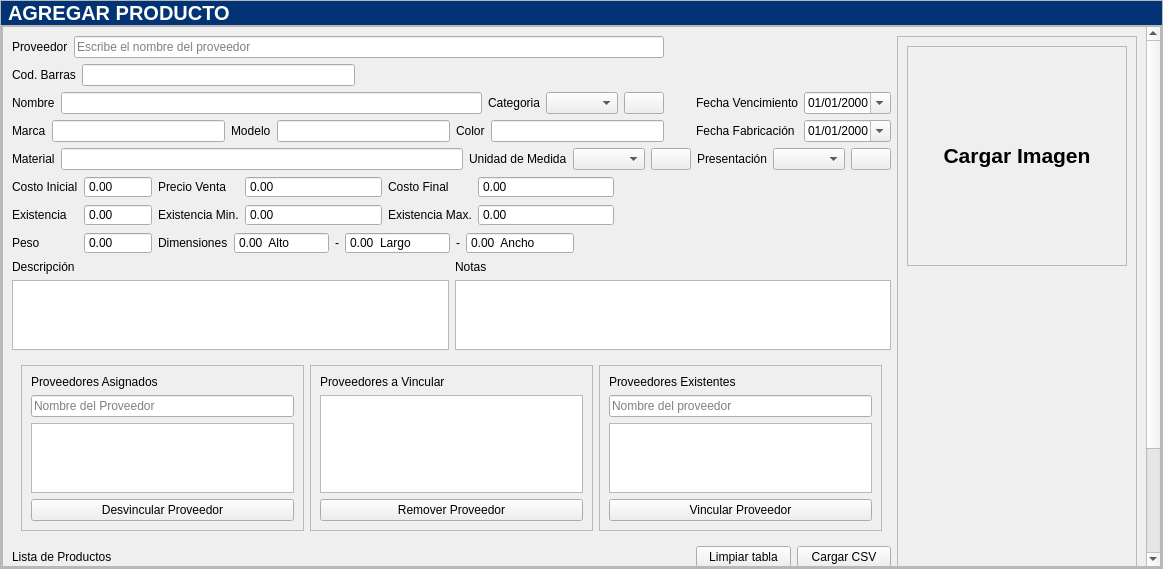
This is app/View/UserInterfaceUi/UI_AGREGARPRODUCTO.ui in LAngelVp/software-punto-de-venta as Qt 5 draws it before an edit. The edited form follows.
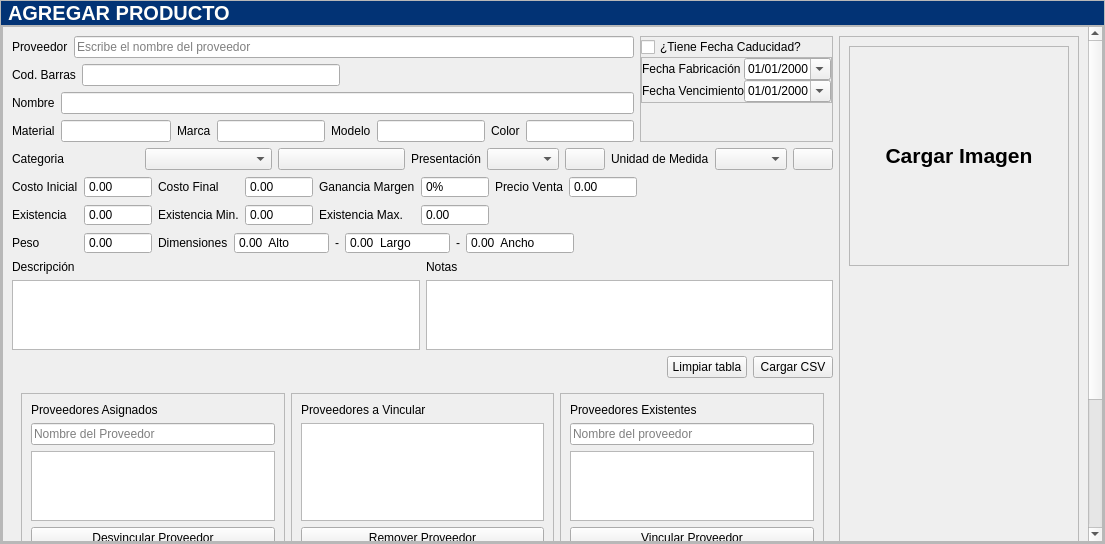
This is the edited form. Icons and pictures are not drawn.

Diff of the .ui file:
```diff
--- a/app/View/UserInterfaceUi/UI_AGREGARPRODUCTO.ui
+++ b/app/View/UserInterfaceUi/UI_AGREGARPRODUCTO.ui
@@ -2,16 +2,22 @@
 <ui version="4.0">
  <class>contenedor_agregar_productos</class>
  <widget class="QWidget" name="contenedor_agregar_productos">
+  <property name="windowModality">
+   <enum>Qt::WindowModal</enum>
+  </property>
   <property name="geometry">
    <rect>
     <x>0</x>
     <y>0</y>
-    <width>1163</width>
-    <height>569</height>
+    <width>1105</width>
+    <height>544</height>
    </rect>
   </property>
   <property name="windowTitle">
-   <string>Form</string>
+   <string>Agregar Producto</string>
+  </property>
+  <property name="autoFillBackground">
+   <bool>false</bool>
   </property>
   <property name="styleSheet">
    <string notr="true">[objectName*=&quot;contenedor&quot;]{
@@ -86,8 +92,11 @@
 [objectName*=&quot;btn_btn_eliminar&quot;]:pressed{
 background:#B13636;
 }
-
-
+[objectName*=&quot;opcion_&quot;]{
+font-size: 14px;
+font-weight:bold;
+font-family: &quot;Arial&quot;;
+}
 [objectName*=&quot;cajaOpciones&quot;]{
 border: none;
 border-bottom: 1px solid #787878;
@@ -127,7 +136,19 @@
 [objectName*=&quot;decimal&quot;]:focus{
 border-bottom: 2px solid #023375;
 }
-
+[objectName*=&quot;entero&quot;]{
+min-width:100px;
+background: #F5F5F5;
+borde:none;
+border-radius: 2px;
+border-bottom: 1px solid #787878;
+padding: 0px 2px;
+font-size: 14px;
+font-family: &quot;Arial&quot;;
+}
+[objectName*=&quot;entero&quot;]:focus{
+border-bottom: 2px solid #023375;
+}
 
 [objectName*=&quot;fecha_&quot;]{
 border: none;
@@ -162,6 +183,7 @@
 [objectName*=&quot;tabla_&quot;] {
     font-family: Arial;
     font-size: 14px;
+	min-height:300px;
 }
 
 /* Encabezados de la tabla */
@@ -188,6 +210,9 @@
 </string>
   </property>
   <layout class="QGridLayout" name="gridLayout">
+   <property name="sizeConstraint">
+    <enum>QLayout::SetDefaultConstraint</enum>
+   </property>
    <property name="leftMargin">
     <number>0</number>
    </property>
@@ -266,13 +291,13 @@
            <widget class="QWidget" name="contenedor_scroll_formulario">
             <property name="geometry">
              <rect>
-              <x>0</x>
+              <x>-222</x>
               <y>0</y>
-              <width>1143</width>
-              <height>703</height>
+              <width>1304</width>
+              <height>957</height>
              </rect>
             </property>
-            <layout class="QGridLayout" name="gridLayout_11">
+            <layout class="QGridLayout" name="gridLayout_13">
              <item row="0" column="0">
               <layout class="QHBoxLayout" name="horizontalLayout_8">
                <item>
@@ -297,7 +322,131 @@
                </item>
               </layout>
              </item>
-             <item row="0" column="3" rowspan="10">
+             <item row="0" column="1" rowspan="4" colspan="2">
+              <widget class="QFrame" name="contenedor_FechasCaducidades">
+               <property name="frameShape">
+                <enum>QFrame::StyledPanel</enum>
+               </property>
+               <property name="frameShadow">
+                <enum>QFrame::Raised</enum>
+               </property>
+               <layout class="QGridLayout" name="gridLayout_4">
+                <property name="leftMargin">
+                 <number>0</number>
+                </property>
+                <property name="topMargin">
+                 <number>0</number>
+                </property>
+                <property name="rightMargin">
+                 <number>0</number>
+                </property>
+                <property name="bottomMargin">
+                 <number>0</number>
+                </property>
+                <property name="spacing">
+                 <number>0</number>
+                </property>
+                <item row="1" column="0">
+                 <widget class="QFrame" name="contenedor_contenedorFechaCaducidad">
+                  <property name="frameShape">
+                   <enum>QFrame::StyledPanel</enum>
+                  </property>
+                  <property name="frameShadow">
+                   <enum>QFrame::Raised</enum>
+                  </property>
+                  <layout class="QGridLayout" name="gridLayout_12">
+                   <property name="leftMargin">
+                    <number>0</number>
+                   </property>
+                   <property name="topMargin">
+                    <number>0</number>
+                   </property>
+                   <property name="rightMargin">
+                    <number>0</number>
+                   </property>
+                   <property name="bottomMargin">
+                    <number>0</number>
+                   </property>
+                   <property name="spacing">
+                    <number>0</number>
+                   </property>
+                   <item row="2" column="0">
+                    <layout class="QGridLayout" name="contenedor_fechas">
+                     <item row="2" column="0">
+                      <widget class="QLabel" name="etiqueta_fechaVencimiento">
+                       <property name="text">
+                        <string>Fecha Vencimiento</string>
+                       </property>
+                      </widget>
+                     </item>
+                     <item row="2" column="1">
+                      <widget class="QDateEdit" name="fecha_vencimientoProducto">
+                       <property name="wrapping">
+                        <bool>false</bool>
+                       </property>
+                       <property name="frame">
+                        <bool>true</bool>
+                       </property>
+                       <property name="buttonSymbols">
+                        <enum>QAbstractSpinBox::UpDownArrows</enum>
+                       </property>
+                       <property name="correctionMode">
+                        <enum>QAbstractSpinBox::CorrectToPreviousValue</enum>
+                       </property>
+                       <property name="displayFormat">
+                        <string>dd/MM/yyyy</string>
+                       </property>
+                       <property name="calendarPopup">
+                        <bool>true</bool>
+                       </property>
+                      </widget>
+                     </item>
+                     <item row="0" column="0">
+                      <widget class="QLabel" name="etiqueta_fechaFabricacion">
+                       <property name="text">
+                        <string>Fecha Fabricación</string>
+                       </property>
+                      </widget>
+                     </item>
+                     <item row="0" column="1">
+                      <widget class="QDateEdit" name="fecha_fabricacionProducto">
+                       <property name="displayFormat">
+                        <string>dd/MM/yyyy</string>
+                       </property>
+                       <property name="calendarPopup">
+                        <bool>true</bool>
+                       </property>
+                      </widget>
+                     </item>
+                    </layout>
+                   </item>
+                  </layout>
+                 </widget>
+                </item>
+                <item row="0" column="0">
+                 <widget class="QCheckBox" name="opcion_TieneCaducidad">
+                  <property name="text">
+                   <string>¿Tiene Fecha Caducidad?</string>
+                  </property>
+                 </widget>
+                </item>
+                <item row="2" column="0">
+                 <spacer name="verticalSpacer_3">
+                  <property name="orientation">
+                   <enum>Qt::Vertical</enum>
+                  </property>
+                  <property name="sizeHint" stdset="0">
+                   <size>
+                    <width>20</width>
+                    <height>40</height>
+                   </size>
+                  </property>
+                 </spacer>
+                </item>
+               </layout>
+              </widget>
+             </item>
+             <item row="0" column="3" rowspan="11">
               <widget class="QFrame" name="contenedor_formulario_derecha">
                <property name="frameShape">
                 <enum>QFrame::StyledPanel</enum>
@@ -402,121 +551,9 @@
                <item>
                 <widget class="QLineEdit" name="txt_nombreProducto"/>
                </item>
-               <item>
-                <layout class="QHBoxLayout" name="horizontalLayout_7">
-                 <item>
-                  <widget class="QLabel" name="etiqueta_categoriaProducto">
-                   <property name="text">
-                    <string>Categoria</string>
-                   </property>
-                  </widget>
-                 </item>
-                 <item>
-                  <widget class="QComboBox" name="cajaOpciones_categoriaProducto"/>
-                 </item>
-                 <item>
-                  <widget class="QPushButton" name="btn_btn_agregar_categoria">
-                   <property name="cursor">
-                    <cursorShape>PointingHandCursor</cursorShape>
-                   </property>
-                   <property name="text">
-                    <string/>
-                   </property>
-                   <property name="icon">
-                    <iconset resource="../../Source/iconosSVG.qrc">
-                     <normaloff>:/iconosBlancos/Icons/iconos/Blanco/agregar_blanco.svg</normaloff>:/iconosBlancos/Icons/iconos/Blanco/agregar_blanco.svg</iconset>
-                   </property>
-                  </widget>
-                 </item>
-                </layout>
-               </item>
-              </layout>
-             </item>
-             <item row="2" column="2" rowspan="2">
-              <layout class="QGridLayout" name="gridLayout_4">
-               <item row="0" column="0">
-                <widget class="QLabel" name="etiqueta_fechaVencimiento">
-                 <property name="text">
-                  <string>Fecha Vencimiento</string>
-                 </property>
-                </widget>
-               </item>
-               <item row="0" column="1">
-                <widget class="QDateEdit" name="fecha_vencimientoProducto">
-                 <property name="wrapping">
-                  <bool>false</bool>
-                 </property>
-                 <property name="frame">
-                  <bool>true</bool>
-                 </property>
-                 <property name="buttonSymbols">
-                  <enum>QAbstractSpinBox::UpDownArrows</enum>
-                 </property>
-                 <property name="correctionMode">
-                  <enum>QAbstractSpinBox::CorrectToPreviousValue</enum>
-                 </property>
-                 <property name="displayFormat">
-                  <string>dd/MM/yyyy</string>
-                 </property>
-                 <property name="calendarPopup">
-                  <bool>true</bool>
-                 </property>
-                </widget>
-               </item>
-               <item row="1" column="0">
-                <widget class="QLabel" name="etiqueta_fechaFabricacion">
-                 <property name="text">
-                  <string>Fecha Fabricación</string>
-                 </property>
-                </widget>
-               </item>
-               <item row="1" column="1">
-                <widget class="QDateEdit" name="fecha_fabricacionProducto">
-                 <property name="displayFormat">
-                  <string>dd/MM/yyyy</string>
-                 </property>
-                 <property name="calendarPopup">
-                  <bool>true</bool>
-                 </property>
-                </widget>
-               </item>
               </layout>
              </item>
              <item row="3" column="0">
-              <layout class="QHBoxLayout" name="horizontalLayout_3">
-               <item>
-                <widget class="QLabel" name="etiqueta_marca">
-                 <property name="text">
-                  <string>Marca</string>
-                 </property>
-                </widget>
-               </item>
-               <item>
-                <widget class="QLineEdit" name="txt_marcaProducto"/>
-               </item>
-               <item>
-                <widget class="QLabel" name="etiqueta_modelo">
-                 <property name="text">
-                  <string>Modelo</string>
-                 </property>
-                </widget>
-               </item>
-               <item>
-                <widget class="QLineEdit" name="txt_modeloProducto"/>
-               </item>
-               <item>
-                <widget class="QLabel" name="etiqueta_color">
-                 <property name="text">
-                  <string>Color</string>
-                 </property>
-                </widget>
-               </item>
-               <item>
-                <widget class="QLineEdit" name="txt_colorProducto"/>
-               </item>
-              </layout>
-             </item>
-             <item row="4" column="0" colspan="3">
               <layout class="QHBoxLayout" name="horizontalLayout_10">
                <item>
                 <widget class="QLabel" name="etiqueta_material">
@@ -529,36 +566,66 @@
                 <widget class="QLineEdit" name="txt_materialProducto"/>
                </item>
                <item>
-                <layout class="QHBoxLayout" name="horizontalLayout_9">
+                <layout class="QHBoxLayout" name="horizontalLayout_3">
                  <item>
-                  <widget class="QLabel" name="etiqueta_unidadMedida">
+                  <widget class="QLabel" name="etiqueta_marca">
                    <property name="text">
-                    <string>Unidad de Medida</string>
+                    <string>Marca</string>
                    </property>
                   </widget>
                  </item>
                  <item>
-                  <widget class="QComboBox" name="cajaOpciones_unidadMedidaProducto">
-                   <property name="sizeAdjustPolicy">
-                    <enum>QComboBox::AdjustToContentsOnFirstShow</enum>
+                  <widget class="QLineEdit" name="txt_marcaProducto"/>
+                 </item>
+                 <item>
+                  <widget class="QLabel" name="etiqueta_modelo">
+                   <property name="text">
+                    <string>Modelo</string>
                    </property>
                   </widget>
                  </item>
                  <item>
-                  <widget class="QPushButton" name="btn_btn_agregar_unidadMedidaProducto">
-                   <property name="cursor">
-                    <cursorShape>PointingHandCursor</cursorShape>
-                   </property>
+                  <widget class="QLineEdit" name="txt_modeloProducto"/>
+                 </item>
+                 <item>
+                  <widget class="QLabel" name="etiqueta_color">
                    <property name="text">
-                    <string/>
+                    <string>Color</string>
                    </property>
-                   <property name="icon">
-                    <iconset resource="../../Source/iconosSVG.qrc">
-                     <normaloff>:/iconosBlancos/Icons/iconos/Blanco/agregar_blanco.svg</normaloff>:/iconosBlancos/Icons/iconos/Blanco/agregar_blanco.svg</iconset>
-                   </property>
                   </widget>
                  </item>
+                 <item>
+                  <widget class="QLineEdit" name="txt_colorProducto"/>
+                 </item>
                 </layout>
+               </item>
+              </layout>
+             </item>
+             <item row="4" column="0" colspan="3">
+              <layout class="QHBoxLayout" name="horizontalLayout_7">
+               <item>
+                <widget class="QLabel" name="etiqueta_categoriaProducto">
+                 <property name="text">
+                  <string>Categoria</string>
+                 </property>
+                </widget>
+               </item>
+               <item>
+                <widget class="QComboBox" name="cajaOpciones_categoriaProducto"/>
+               </item>
+               <item>
+                <widget class="QPushButton" name="btn_btn_agregar_categoria">
+                 <property name="cursor">
+                  <cursorShape>PointingHandCursor</cursorShape>
+                 </property>
+                 <property name="text">
+                  <string/>
+                 </property>
+                 <property name="icon">
+                  <iconset resource="../../Source/iconosSVG.qrc">
+                   <normaloff>:/iconosBlancos/Icons/iconos/Blanco/agregar_blanco.svg</normaloff>:/iconosBlancos/Icons/iconos/Blanco/agregar_blanco.svg</iconset>
+                 </property>
+                </widget>
                </item>
                <item>
                 <layout class="QHBoxLayout" name="horizontalLayout_5">
@@ -586,15 +653,70 @@
                    </property>
                   </widget>
                  </item>
+                 <item>
+                  <layout class="QHBoxLayout" name="horizontalLayout_9">
+                   <item>
+                    <widget class="QLabel" name="etiqueta_unidadMedida">
+                     <property name="text">
+                      <string>Unidad de Medida</string>
+                     </property>
+                    </widget>
+                   </item>
+                   <item>
+                    <widget class="QComboBox" name="cajaOpciones_unidadMedidaProducto">
+                     <property name="sizeAdjustPolicy">
+                      <enum>QComboBox::AdjustToContentsOnFirstShow</enum>
+                     </property>
+                    </widget>
+                   </item>
+                   <item>
+                    <widget class="QPushButton" name="btn_btn_agregar_unidadMedidaProducto">
+                     <property name="cursor">
+                      <cursorShape>PointingHandCursor</cursorShape>
+                     </property>
+                     <property name="text">
+                      <string/>
+                     </property>
+                     <property name="icon">
+                      <iconset resource="../../Source/iconosSVG.qrc">
+                       <normaloff>:/iconosBlancos/Icons/iconos/Blanco/agregar_blanco.svg</normaloff>:/iconosBlancos/Icons/iconos/Blanco/agregar_blanco.svg</iconset>
+                     </property>
+                    </widget>
+                   </item>
+                  </layout>
+                 </item>
                 </layout>
                </item>
               </layout>
              </item>
              <item row="5" column="0" colspan="3">
-              <layout class="QGridLayout" name="gridLayout_5" columnstretch="0,0,0,0,0,0,0">
+              <layout class="QGridLayout" name="gridLayout_5" columnstretch="0,0,0,0,0,0,0,0,0">
                <property name="sizeConstraint">
                 <enum>QLayout::SetMinimumSize</enum>
                </property>
+               <item row="2" column="1">
+                <widget class="QDoubleSpinBox" name="decimal_pesoProducto">
+                 <property name="buttonSymbols">
+                  <enum>QAbstractSpinBox::NoButtons</enum>
+                 </property>
+                 <property name="maximum">
+                  <double>10000000000.000000000000000</double>
+                 </property>
+                </widget>
+               </item>
+               <item row="0" column="8">
+                <spacer name="horizontalSpacer_3">
+                 <property name="orientation">
+                  <enum>Qt::Horizontal</enum>
+                 </property>
+                 <property name="sizeHint" stdset="0">
+                  <size>
+                   <width>40</width>
+                   <height>20</height>
+                  </size>
+                 </property>
+                </spacer>
+               </item>
                <item row="1" column="1">
                 <widget class="QDoubleSpinBox" name="decimal_existenciaProducto">
                  <property name="buttonSymbols">
@@ -605,16 +727,6 @@
                  </property>
                 </widget>
                </item>
-               <item row="1" column="3">
-                <widget class="QDoubleSpinBox" name="decimal_existenciaMinProducto">
-                 <property name="buttonSymbols">
-                  <enum>QAbstractSpinBox::NoButtons</enum>
-                 </property>
-                 <property name="maximum">
-                  <double>10000000000.000000000000000</double>
-                 </property>
-                </widget>
-               </item>
                <item row="2" column="0">
                 <widget class="QLabel" name="etiqueta_pesoProducto">
                  <property name="text">
@@ -622,7 +734,76 @@
                  </property>
                 </widget>
                </item>
-               <item row="2" column="2" colspan="4">
+               <item row="0" column="1">
+                <widget class="QDoubleSpinBox" name="decimal_costoInicialProducto">
+                 <property name="sizePolicy">
+                  <sizepolicy hsizetype="Preferred" vsizetype="Fixed">
+                   <horstretch>0</horstretch>
+                   <verstretch>0</verstretch>
+                  </sizepolicy>
+                 </property>
+                 <property name="buttonSymbols">
+                  <enum>QAbstractSpinBox::NoButtons</enum>
+                 </property>
+                 <property name="maximum">
+                  <double>10000000000.000000000000000</double>
+                 </property>
+                </widget>
+               </item>
+               <item row="1" column="0">
+                <widget class="QLabel" name="etiqueta_existenciaProducto">
+                 <property name="text">
+                  <string>Existencia</string>
+                 </property>
+                </widget>
+               </item>
+               <item row="0" column="0">
+                <widget class="QLabel" name="etiqueta_costoInicialProducto">
+                 <property name="sizePolicy">
+                  <sizepolicy hsizetype="Fixed" vsizetype="Preferred">
+                   <horstretch>0</horstretch>
+                   <verstretch>0</verstretch>
+                  </sizepolicy>
+                 </property>
+                 <property name="text">
+                  <string>Costo Inicial</string>
+                 </property>
+                </widget>
+               </item>
+               <item row="1" column="8" rowspan="2">
+                <layout class="QGridLayout" name="gridLayout_11"/>
+               </item>
+               <item row="0" column="6">
+                <widget class="QLabel" name="etiqueta_precioVentaProducto">
+                 <property name="sizePolicy">
+                  <sizepolicy hsizetype="Fixed" vsizetype="Preferred">
+                   <horstretch>0</horstretch>
+                   <verstretch>0</verstretch>
+                  </sizepolicy>
+                 </property>
+                 <property name="text">
+                  <string>Precio Venta</string>
+                 </property>
+                </widget>
+               </item>
+               <item row="0" column="7">
+                <widget class="QDoubleSpinBox" name="decimal_precioVentaProducto">
+                 <property name="buttonSymbols">
+                  <enum>QAbstractSpinBox::NoButtons</enum>
+                 </property>
+                 <property name="maximum">
+                  <double>10000000000.000000000000000</double>
+                 </property>
+                </widget>
+               </item>
+               <item row="1" column="2">
+                <widget class="QLabel" name="etiqueta_existenciaMinProducto">
+                 <property name="text">
+                  <string>Existencia Min.</string>
+                 </property>
+                </widget>
+               </item>
+               <item row="2" column="2" colspan="6">
                 <layout class="QHBoxLayout" name="horizontalLayout_4">
                  <item>
                   <widget class="QLabel" name="etiqueta_dimensiones">
@@ -702,21 +883,8 @@
                  </item>
                 </layout>
                </item>
-               <item row="0" column="4">
-                <widget class="QLabel" name="etiqueta_costoFinalProducto">
-                 <property name="sizePolicy">
-                  <sizepolicy hsizetype="Fixed" vsizetype="Preferred">
-                   <horstretch>0</horstretch>
-                   <verstretch>0</verstretch>
-                  </sizepolicy>
-                 </property>
-                 <property name="text">
-                  <string>Costo Final</string>
-                 </property>
-                </widget>
-               </item>
-               <item row="0" column="3">
-                <widget class="QDoubleSpinBox" name="decimal_precioVentaProducto">
+               <item row="1" column="3">
+                <widget class="QDoubleSpinBox" name="decimal_existenciaMinProducto">
                  <property name="buttonSymbols">
                   <enum>QAbstractSpinBox::NoButtons</enum>
                  </property>
@@ -725,59 +893,6 @@
                  </property>
                 </widget>
                </item>
-               <item row="1" column="2">
-                <widget class="QLabel" name="etiqueta_existenciaMinProducto">
-                 <property name="text">
-                  <string>Existencia Min.</string>
-                 </property>
-                </widget>
-               </item>
-               <item row="1" column="5">
-                <widget class="QDoubleSpinBox" name="decimal_existenciaMaxProducto">
-                 <property name="buttonSymbols">
-                  <enum>QAbstractSpinBox::NoButtons</enum>
-                 </property>
-                 <property name="maximum">
-                  <double>10000000000.000000000000000</double>
-                 </property>
-                </widget>
-               </item>
-               <item row="0" column="2">
-                <widget class="QLabel" name="etiqueta_precioVentaProducto">
-                 <property name="sizePolicy">
-                  <sizepolicy hsizetype="Fixed" vsizetype="Preferred">
-                   <horstretch>0</horstretch>
-                   <verstretch>0</verstretch>
-                  </sizepolicy>
-                 </property>
-                 <property name="text">
-                  <string>Precio Venta</string>
-                 </property>
-                </widget>
-               </item>
-               <item row="0" column="1">
-                <widget class="QDoubleSpinBox" name="decimal_costoInicialProducto">
-                 <property name="sizePolicy">
-                  <sizepolicy hsizetype="Preferred" vsizetype="Fixed">
-                   <horstretch>0</horstretch>
-                   <verstretch>0</verstretch>
-                  </sizepolicy>
-                 </property>
-                 <property name="buttonSymbols">
-                  <enum>QAbstractSpinBox::NoButtons</enum>
-                 </property>
-                 <property name="maximum">
-                  <double>10000000000.000000000000000</double>
-                 </property>
-                </widget>
-               </item>
-               <item row="1" column="0">
-                <widget class="QLabel" name="etiqueta_existenciaProducto">
-                 <property name="text">
-                  <string>Existencia</string>
-                 </property>
-                </widget>
-               </item>
                <item row="1" column="4">
                 <widget class="QLabel" name="etiqueta_existenciaMaxProducto">
                  <property name="autoFillBackground">
@@ -791,8 +906,28 @@
                  </property>
                 </widget>
                </item>
-               <item row="0" column="0">
-                <widget class="QLabel" name="etiqueta_costoInicialProducto">
+               <item row="1" column="5">
+                <widget class="QDoubleSpinBox" name="decimal_existenciaMaxProducto">
+                 <property name="buttonSymbols">
+                  <enum>QAbstractSpinBox::NoButtons</enum>
+                 </property>
+                 <property name="maximum">
+                  <double>10000000000.000000000000000</double>
+                 </property>
+                </widget>
+               </item>
+               <item row="0" column="4">
+                <widget class="QLabel" name="etiqueta_margenProducto">
+                 <property name="text">
+                  <string>Ganancia Margen</string>
+                 </property>
+                 <property name="textInteractionFlags">
+                  <set>Qt::NoTextInteraction</set>
+                 </property>
+                </widget>
+               </item>
+               <item row="0" column="2">
+                <widget class="QLabel" name="etiqueta_costoFinalProducto">
                  <property name="sizePolicy">
                   <sizepolicy hsizetype="Fixed" vsizetype="Preferred">
                    <horstretch>0</horstretch>
@@ -800,11 +935,11 @@
                   </sizepolicy>
                  </property>
                  <property name="text">
-                  <string>Costo Inicial</string>
+                  <string>Costo Final</string>
                  </property>
                 </widget>
                </item>
-               <item row="0" column="5">
+               <item row="0" column="3">
                 <widget class="QDoubleSpinBox" name="decimal_costoFinalProducto">
                  <property name="buttonSymbols">
                   <enum>QAbstractSpinBox::NoButtons</enum>
@@ -814,39 +949,28 @@
                  </property>
                 </widget>
                </item>
-               <item row="2" column="1">
-                <widget class="QDoubleSpinBox" name="decimal_pesoProducto">
+               <item row="0" column="5">
+                <widget class="QSpinBox" name="entero_margenProducto">
                  <property name="buttonSymbols">
                   <enum>QAbstractSpinBox::NoButtons</enum>
                  </property>
+                 <property name="suffix">
+                  <string>%</string>
+                 </property>
+                 <property name="prefix">
+                  <string/>
+                 </property>
                  <property name="maximum">
-                  <double>10000000000.000000000000000</double>
+                  <number>100</number>
                  </property>
                 </widget>
                </item>
-               <item row="0" column="6">
-                <spacer name="horizontalSpacer_3">
-                 <property name="orientation">
-                  <enum>Qt::Horizontal</enum>
-                 </property>
-                 <property name="sizeHint" stdset="0">
-                  <size>
-                   <width>40</width>
-                   <height>20</height>
-                  </size>
-                 </property>
-                </spacer>
-               </item>
               </layout>
              </item>
              <item row="6" column="0" colspan="3">
               <layout class="QGridLayout" name="gridLayout_9">
-               <item row="0" column="0">
-                <widget class="QLabel" name="etiqueta_descripcionProducto">
-                 <property name="text">
-                  <string>Descripción</string>
-                 </property>
-                </widget>
+               <item row="1" column="1">
+                <widget class="QPlainTextEdit" name="txtlargo_notasProducto"/>
                </item>
                <item row="0" column="1">
                 <widget class="QLabel" name="etiqueta_notasProducto">
@@ -855,15 +979,56 @@
                  </property>
                 </widget>
                </item>
+               <item row="0" column="0">
+                <widget class="QLabel" name="etiqueta_descripcionProducto">
+                 <property name="text">
+                  <string>Descripción</string>
+                 </property>
+                </widget>
+               </item>
                <item row="1" column="0">
                 <widget class="QPlainTextEdit" name="txtlargo_descripcionProducto"/>
                </item>
-               <item row="1" column="1">
-                <widget class="QPlainTextEdit" name="txtlargo_notasProducto"/>
+              </layout>
+             </item>
+             <item row="7" column="1">
+              <spacer name="verticalSpacer">
+               <property name="orientation">
+                <enum>Qt::Vertical</enum>
+               </property>
+               <property name="sizeHint" stdset="0">
+                <size>
+                 <width>20</width>
+                 <height>25</height>
+                </size>
+               </property>
+              </spacer>
+             </item>
+             <item row="7" column="2">
+              <layout class="QHBoxLayout" name="horizontalLayout_11">
+               <item>
+                <widget class="QPushButton" name="btn_btn_limpiarTablaProductos">
+                 <property name="cursor">
+                  <cursorShape>PointingHandCursor</cursorShape>
+                 </property>
+                 <property name="text">
+                  <string>Limpiar tabla</string>
+                 </property>
+                </widget>
                </item>
+               <item>
+                <widget class="QPushButton" name="btn_btn_cargar_CSVProductos">
+                 <property name="cursor">
+                  <cursorShape>PointingHandCursor</cursorShape>
+                 </property>
+                 <property name="text">
+                  <string>Cargar CSV</string>
+                 </property>
+                </widget>
+               </item>
               </layout>
              </item>
-             <item row="7" column="0" colspan="3">
+             <item row="8" column="0" colspan="3">
               <widget class="QWidget" name="widget" native="true">
                <layout class="QHBoxLayout" name="horizontalLayout_12">
                 <item>
@@ -985,54 +1150,17 @@
                </layout>
               </widget>
              </item>
-             <item row="8" column="0">
+             <item row="9" column="0">
               <widget class="QLabel" name="etiqueta_listaProductos">
                <property name="text">
                 <string>Lista de Productos</string>
                </property>
               </widget>
              </item>
-             <item row="8" column="1">
-              <spacer name="verticalSpacer">
-               <property name="orientation">
-                <enum>Qt::Vertical</enum>
-               </property>
-               <property name="sizeHint" stdset="0">
-                <size>
-                 <width>20</width>
-                 <height>25</height>
-                </size>
-               </property>
-              </spacer>
-             </item>
-             <item row="8" column="2">
-              <layout class="QHBoxLayout" name="horizontalLayout_11">
-               <item>
-                <widget class="QPushButton" name="btn_btn_limpiarTablaProductos">
-                 <property name="cursor">
-                  <cursorShape>PointingHandCursor</cursorShape>
-                 </property>
-                 <property name="text">
-                  <string>Limpiar tabla</string>
-                 </property>
-                </widget>
-               </item>
-               <item>
-                <widget class="QPushButton" name="btn_btn_cargar_CSVProductos">
-                 <property name="cursor">
-                  <cursorShape>PointingHandCursor</cursorShape>
-                 </property>
-                 <property name="text">
-                  <string>Cargar CSV</string>
-                 </property>
-                </widget>
-               </item>
-              </layout>
-             </item>
-             <item row="9" column="0" colspan="3">
+             <item row="10" column="0" colspan="3">
               <widget class="QTableView" name="tabla_productos"/>
              </item>
-             <item row="10" column="0" colspan="4">
+             <item row="11" column="0" colspan="4">
               <widget class="QFrame" name="contenedor_formulario_inferior">
                <property name="frameShape">
                 <enum>QFrame::StyledPanel</enum>
```
